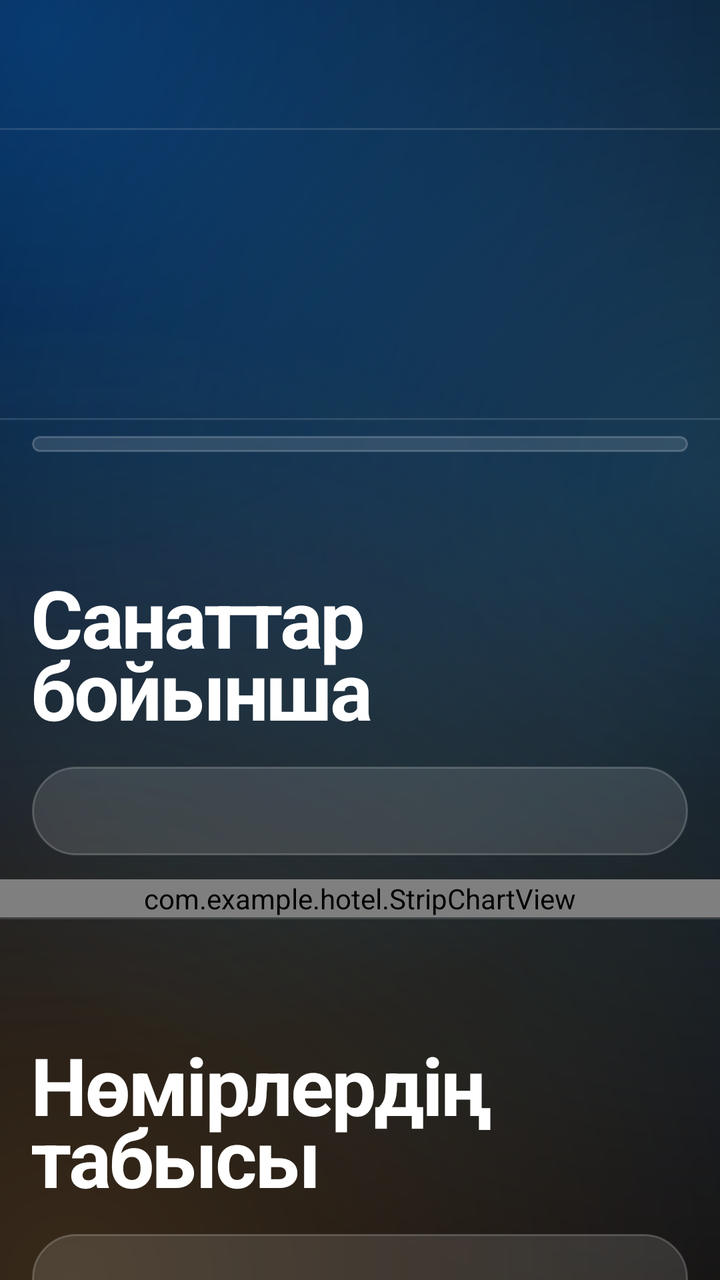
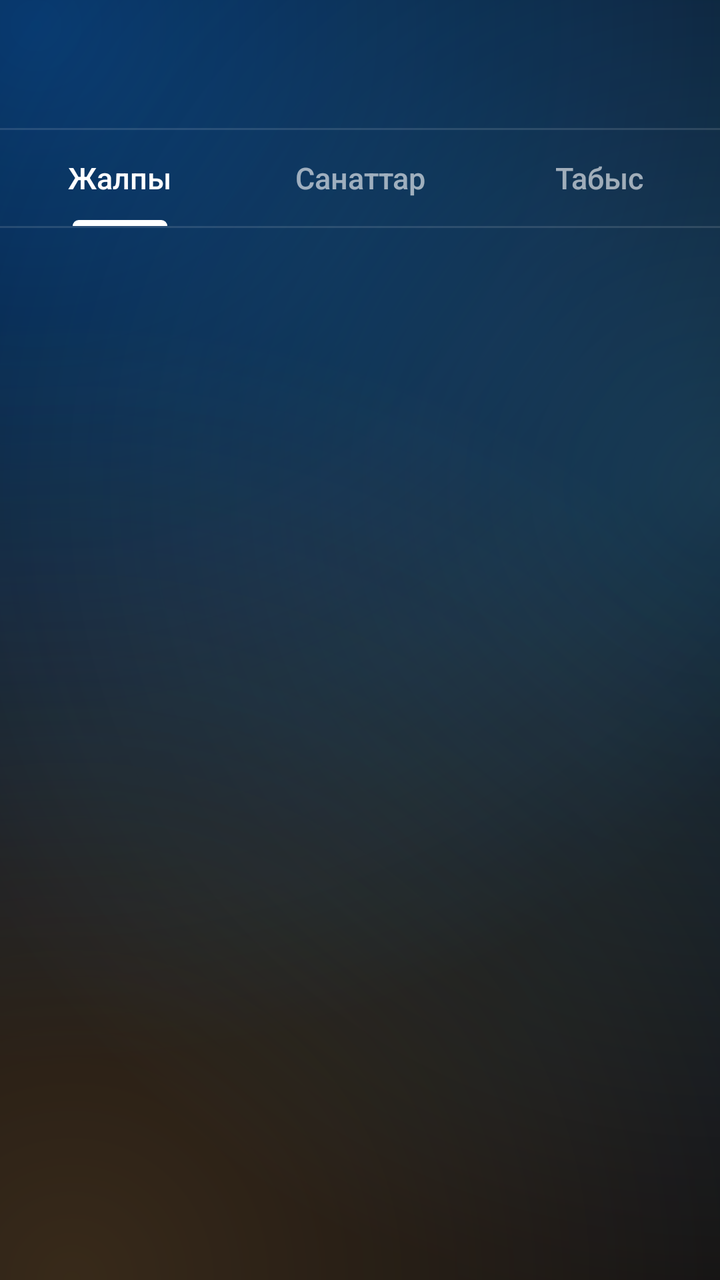

An Android layout rendered at two revisions. The XML below is the earlier revision; the diff shows what the commit changed to produce the second picture.
<!-- AndroidManifest.xml: application theme Theme.Hotel -->
<!-- res/layout/activity_stats.xml -->
<?xml version="1.0" encoding="utf-8"?>
<LinearLayout xmlns:android="http://schemas.android.com/apk/res/android"
    android:id="@+id/root"
    android:layout_width="match_parent"
    android:layout_height="match_parent"
    android:background="@drawable/bg_screen"
    android:orientation="vertical">

    <include layout="@layout/appbar" />

    <ScrollView
        android:layout_width="match_parent"
        android:layout_height="0dp"
        android:layout_weight="1"
        android:scrollbars="none">

        <LinearLayout
            android:layout_width="match_parent"
            android:layout_height="wrap_content"
            android:orientation="vertical"
            android:paddingBottom="40dp">

            
            <TextView
                android:id="@+id/kpiRevenue"
                style="@style/Text.Hotel.Display"
                android:textColor="@color/accent_2"
                android:layout_width="match_parent"
                android:layout_height="wrap_content"
                android:includeFontPadding="false"
                android:paddingStart="16dp"
                android:paddingTop="24dp"
                android:paddingEnd="16dp"
                android:textSize="60sp" />

            <TextView
                android:id="@+id/kpiSub"
                style="@style/Text.Hotel.Body"
                android:layout_width="match_parent"
                android:layout_height="wrap_content"
                android:paddingStart="16dp"
                android:paddingTop="6dp"
                android:paddingEnd="16dp"
                android:paddingBottom="22dp" />

            <View
                android:layout_width="match_parent"
                android:layout_height="1dp"
                android:background="@color/rule" />

            <LinearLayout
                android:id="@+id/containerFigures"
                android:layout_width="match_parent"
                android:layout_height="wrap_content"
                android:layout_marginStart="16dp"
                android:layout_marginTop="8dp"
                android:layout_marginEnd="16dp"
                android:background="@drawable/bg_stock"
                android:orientation="vertical"
                android:paddingTop="4dp"
                android:paddingBottom="4dp" />

            
            <TextView
                style="@style/Text.Hotel.Display"
                android:layout_width="match_parent"
                android:layout_height="wrap_content"
                android:paddingStart="16dp"
                android:paddingTop="56dp"
                android:paddingEnd="16dp"
                android:text="Санаттар бойынша"
                android:textSize="40sp" />

            <TextView
                android:id="@+id/sqlCategories"
                style="@style/Text.Hotel.Code"
                android:layout_width="match_parent"
                android:layout_height="wrap_content"
                android:layout_marginStart="16dp"
                android:layout_marginTop="12dp"
                android:layout_marginEnd="16dp"
                android:background="@drawable/bg_stock"
                android:lineSpacingExtra="3dp"
                android:padding="14dp" />

            <com.example.hotel.StripChartView
                android:id="@+id/stripCategories"
                android:layout_width="match_parent"
                android:layout_height="wrap_content"
                android:layout_marginTop="12dp" />

            <View
                android:layout_width="match_parent"
                android:layout_height="1dp"
                android:background="@color/rule" />

            <LinearLayout
                android:id="@+id/containerCategories"
                android:layout_width="match_parent"
                android:layout_height="wrap_content"
                android:orientation="vertical"
                android:paddingStart="16dp"
                android:paddingEnd="16dp" />

            
            <TextView
                style="@style/Text.Hotel.Display"
                android:layout_width="match_parent"
                android:layout_height="wrap_content"
                android:paddingStart="16dp"
                android:paddingTop="56dp"
                android:paddingEnd="16dp"
                android:text="Нөмірлердің табысы"
                android:textSize="40sp" />

            <TextView
                android:id="@+id/sqlRevenue"
                style="@style/Text.Hotel.Code"
                android:layout_width="match_parent"
                android:layout_height="wrap_content"
                android:layout_marginStart="16dp"
                android:layout_marginTop="12dp"
                android:layout_marginEnd="16dp"
                android:layout_marginBottom="16dp"
                android:background="@drawable/bg_stock"
                android:lineSpacingExtra="3dp"
                android:padding="14dp" />

            <View
                android:layout_width="match_parent"
                android:layout_height="1dp"
                android:background="@color/rule" />

            <LinearLayout
                android:id="@+id/containerRevenue"
                android:layout_width="match_parent"
                android:layout_height="wrap_content"
                android:orientation="vertical"
                android:paddingStart="16dp"
                android:paddingEnd="16dp" />

            <TextView
                style="@style/Text.Hotel.Caption"
                android:layout_width="match_parent"
                android:layout_height="wrap_content"
                android:paddingStart="16dp"
                android:paddingTop="20dp"
                android:paddingEnd="16dp"
                android:text="Көрсеткіштер экран ашылған сайын SQL сұраныстарымен қайта есептеледі." />
        </LinearLayout>
    </ScrollView>
</LinearLayout>
<!-- res/layout/appbar.xml (included above) -->
<?xml version="1.0" encoding="utf-8"?>
<LinearLayout xmlns:android="http://schemas.android.com/apk/res/android"
    xmlns:app="http://schemas.android.com/apk/res-auto"
    android:id="@+id/appbar"
    android:layout_width="match_parent"
    android:layout_height="wrap_content"
    android:background="@android:color/transparent"
    android:orientation="vertical">

    <androidx.appcompat.widget.Toolbar
        android:id="@+id/toolbar"
        android:layout_width="match_parent"
        android:layout_height="wrap_content"
        android:minHeight="?attr/actionBarSize"
        android:theme="@style/ThemeOverlay.Hotel.Toolbar"
        app:popupTheme="@style/ThemeOverlay.Hotel.Toolbar"
        app:subtitleTextColor="@color/muted"
        app:titleTextAppearance="@style/Text.Hotel.ToolbarTitle" />

    <View
        android:layout_width="match_parent"
        android:layout_height="1dp"
        android:background="@color/rule" />
</LinearLayout>
<!-- resources referenced by this layout -->
<resources>
  <color name="accent_2">#FF64D2FF</color>
  <color name="muted">#99FFFFFF</color>
  <color name="rule">#1FFFFFFF</color>
  <!-- drawable bg_stock (drawable) -->
  <?xml version="1.0" encoding="utf-8"?>
  <shape xmlns:android="http://schemas.android.com/apk/res/android" android:shape="rectangle">
      <solid android:color="@color/card" />
      <stroke android:width="1dp" android:color="@color/card_edge" />
      <corners android:radius="24dp" />
  </shape>
  <style name="Text.Hotel.Body" parent="TextAppearance.Material3.BodyMedium">
          <item name="android:textColor">@color/ink_2</item>
          <item name="android:textSize">16sp</item>
          <item name="android:lineSpacingMultiplier">1.15</item>
      </style>
  <style name="Text.Hotel.Caption" parent="TextAppearance.Material3.BodySmall">
          <item name="android:textColor">@color/muted</item>
          <item name="android:textSize">13sp</item>
      </style>
  <style name="Text.Hotel.Code" parent="TextAppearance.Material3.BodySmall">
          <item name="android:fontFamily">monospace</item>
          <item name="fontFamily">monospace</item>
          <item name="android:textColor">@color/ink_2</item>
          <item name="android:textSize">12sp</item>
      </style>
  <style name="Text.Hotel.Display" parent="TextAppearance.Material3.HeadlineMedium">
          <item name="android:fontFamily">sans-serif</item>
          <item name="fontFamily">sans-serif</item>
          <item name="android:textFontWeight">700</item>
          <item name="android:textStyle">bold</item>
          <item name="android:letterSpacing">-0.03</item>
          <item name="android:textColor">@color/ink</item>
      </style>
  <style name="Text.Hotel.ToolbarTitle" parent="TextAppearance.Material3.TitleLarge">
          <item name="android:fontFamily">sans-serif-medium</item>
          <item name="fontFamily">sans-serif-medium</item>
          <item name="android:textFontWeight">600</item>
          <item name="android:textColor">@color/ink</item>
          <item name="android:textSize">20sp</item>
      </style>
  <style name="ThemeOverlay.Hotel.Toolbar" parent="ThemeOverlay.Material3.Dark">
          <item name="colorControlNormal">@color/ink</item>
          <item name="android:textColorPrimary">@color/ink</item>
      </style>
  <color name="paper">#FF05070F</color>
  <color name="card">#1FFFFFFF</color>
  <color name="card_edge">#33FFFFFF</color>
  <color name="ink_2">#D1FFFFFF</color>
  <color name="ink">#FFFFFFFF</color>
  <color name="accent">#FF0A84FF</color>
  <color name="accent_ink">#FFFFFFFF</color>
  <color name="sheet">#FF1B2234</color>
  <color name="warn">#FFFF9A91</color>
  <style name="ThemeOverlay.Hotel.Dialog" parent="ThemeOverlay.Material3.MaterialAlertDialog">
          <item name="colorSurface">@color/sheet</item>
          <item name="shapeAppearanceOverlay">@style/ShapeAppearance.Hotel.Round</item>
          <item name="materialAlertDialogTitleTextStyle">@style/Text.Hotel.DialogTitle</item>
      </style>
  <style name="ThemeOverlay.Hotel.AlertDialog" parent="ThemeOverlay.Material3.Dialog.Alert">
          <item name="android:windowBackground">@drawable/bg_dialog</item>
          <item name="colorSurface">@color/sheet</item>
          <item name="buttonBarButtonStyle">@style/Widget.Material3.Button.TextButton.Dialog</item>
      </style>
  <style name="ShapeAppearance.Hotel.Round" parent="">
          <item name="cornerFamily">rounded</item>
          <item name="cornerSize">28dp</item>
      </style>
  <style name="Text.Hotel.DialogTitle" parent="MaterialAlertDialog.Material3.Title.Text">
          <item name="android:fontFamily">sans-serif</item>
          <item name="fontFamily">sans-serif</item>
          <item name="android:textFontWeight">700</item>
          <item name="android:textColor">@color/ink</item>
      </style>
  <!-- unchanged entries left out for length: 3 -->
</resources>

<!-- the commit's change to res/layout/activity_stats.xml (unified diff, before → after) -->
@@ -1,5 +1,6 @@
 <?xml version="1.0" encoding="utf-8"?>
 <LinearLayout xmlns:android="http://schemas.android.com/apk/res/android"
+    xmlns:app="http://schemas.android.com/apk/res-auto"
     android:id="@+id/root"
     android:layout_width="match_parent"
     android:layout_height="match_parent"
@@ -8,147 +9,41 @@
 
     <include layout="@layout/appbar" />
 
-    <ScrollView
+    
+    <com.google.android.material.tabs.TabLayout
+        android:id="@+id/tabStats"
+        style="@style/Widget.Hotel.Tabs"
+        android:layout_width="match_parent"
+        android:layout_height="wrap_content"
+        app:tabGravity="fill"
+        app:tabMode="fixed">
+
+        <com.google.android.material.tabs.TabItem
+            android:layout_width="wrap_content"
+            android:layout_height="wrap_content"
+            android:text="Жалпы" />
+
+        <com.google.android.material.tabs.TabItem
+            android:layout_width="wrap_content"
+            android:layout_height="wrap_content"
+            android:text="Санаттар" />
+
+        <com.google.android.material.tabs.TabItem
+            android:layout_width="wrap_content"
+            android:layout_height="wrap_content"
+            android:text="Табыс" />
+    </com.google.android.material.tabs.TabLayout>
+
+    <View
+        android:layout_width="match_parent"
+        android:layout_height="1dp"
+        android:background="@color/rule" />
+
+    <FrameLayout
+        android:id="@+id/statsContainer"
         android:layout_width="match_parent"
         android:layout_height="0dp"
-        android:layout_weight="1"
-        android:scrollbars="none">
-
-        <LinearLayout
-            android:layout_width="match_parent"
-            android:layout_height="wrap_content"
-            android:orientation="vertical"
-            android:paddingBottom="40dp">
-
-            
-            <TextView
-                android:id="@+id/kpiRevenue"
-                style="@style/Text.Hotel.Display"
-                android:textColor="@color/accent_2"
-                android:layout_width="match_parent"
-                android:layout_height="wrap_content"
-                android:includeFontPadding="false"
-                android:paddingStart="16dp"
-                android:paddingTop="24dp"
-                android:paddingEnd="16dp"
-                android:textSize="60sp" />
-
-            <TextView
-                android:id="@+id/kpiSub"
-                style="@style/Text.Hotel.Body"
-                android:layout_width="match_parent"
-                android:layout_height="wrap_content"
-                android:paddingStart="16dp"
-                android:paddingTop="6dp"
-                android:paddingEnd="16dp"
-                android:paddingBottom="22dp" />
-
-            <View
-                android:layout_width="match_parent"
-                android:layout_height="1dp"
-                android:background="@color/rule" />
-
-            <LinearLayout
-                android:id="@+id/containerFigures"
-                android:layout_width="match_parent"
-                android:layout_height="wrap_content"
-                android:layout_marginStart="16dp"
-                android:layout_marginTop="8dp"
-                android:layout_marginEnd="16dp"
-                android:background="@drawable/bg_stock"
-                android:orientation="vertical"
-                android:paddingTop="4dp"
-                android:paddingBottom="4dp" />
-
-            
-            <TextView
-                style="@style/Text.Hotel.Display"
-                android:layout_width="match_parent"
-                android:layout_height="wrap_content"
-                android:paddingStart="16dp"
-                android:paddingTop="56dp"
-                android:paddingEnd="16dp"
-                android:text="Санаттар бойынша"
-                android:textSize="40sp" />
-
-            <TextView
-                android:id="@+id/sqlCategories"
-                style="@style/Text.Hotel.Code"
-                android:layout_width="match_parent"
-                android:layout_height="wrap_content"
-                android:layout_marginStart="16dp"
-                android:layout_marginTop="12dp"
-                android:layout_marginEnd="16dp"
-                android:background="@drawable/bg_stock"
-                android:lineSpacingExtra="3dp"
-                android:padding="14dp" />
-
-            <com.example.hotel.StripChartView
-                android:id="@+id/stripCategories"
-                android:layout_width="match_parent"
-                android:layout_height="wrap_content"
-                android:layout_marginTop="12dp" />
-
-            <View
-                android:layout_width="match_parent"
-                android:layout_height="1dp"
-                android:background="@color/rule" />
-
-            <LinearLayout
-                android:id="@+id/containerCategories"
-                android:layout_width="match_parent"
-                android:layout_height="wrap_content"
-                android:orientation="vertical"
-                android:paddingStart="16dp"
-                android:paddingEnd="16dp" />
-
-            
-            <TextView
-                style="@style/Text.Hotel.Display"
-                android:layout_width="match_parent"
-                android:layout_height="wrap_content"
-                android:paddingStart="16dp"
-                android:paddingTop="56dp"
-                android:paddingEnd="16dp"
-                android:text="Нөмірлердің табысы"
-                android:textSize="40sp" />
-
-            <TextView
-                android:id="@+id/sqlRevenue"
-                style="@style/Text.Hotel.Code"
-                android:layout_width="match_parent"
-                android:layout_height="wrap_content"
-                android:layout_marginStart="16dp"
-                android:layout_marginTop="12dp"
-                android:layout_marginEnd="16dp"
-                android:layout_marginBottom="16dp"
-                android:background="@drawable/bg_stock"
-                android:lineSpacingExtra="3dp"
-                android:padding="14dp" />
-
-            <View
-                android:layout_width="match_parent"
-                android:layout_height="1dp"
-                android:background="@color/rule" />
-
-            <LinearLayout
-                android:id="@+id/containerRevenue"
-                android:layout_width="match_parent"
-                android:layout_height="wrap_content"
-                android:orientation="vertical"
-                android:paddingStart="16dp"
-                android:paddingEnd="16dp" />
-
-            <TextView
-                style="@style/Text.Hotel.Caption"
-                android:layout_width="match_parent"
-                android:layout_height="wrap_content"
-                android:paddingStart="16dp"
-                android:paddingTop="20dp"
-                android:paddingEnd="16dp"
-                android:text="Көрсеткіштер экран ашылған сайын SQL сұраныстарымен қайта есептеледі." />
-        </LinearLayout>
-    </ScrollView>
+        android:layout_weight="1" />
 </LinearLayout>
 <!-- res/layout/appbar.xml (included above) -->
 <?xml version="1.0" encoding="utf-8"?>
<!-- resource entries referenced after the edit -->
@@ -3,36 +3,6 @@
   <color name="accent_2">#FF64D2FF</color>
   <color name="muted">#99FFFFFF</color>
   <color name="rule">#1FFFFFFF</color>
-  <!-- drawable bg_stock (drawable) -->
-  <?xml version="1.0" encoding="utf-8"?>
-  <shape xmlns:android="http://schemas.android.com/apk/res/android" android:shape="rectangle">
-      <solid android:color="@color/card" />
-      <stroke android:width="1dp" android:color="@color/card_edge" />
-      <corners android:radius="24dp" />
-  </shape>
-  <style name="Text.Hotel.Body" parent="TextAppearance.Material3.BodyMedium">
-          <item name="android:textColor">@color/ink_2</item>
-          <item name="android:textSize">16sp</item>
-          <item name="android:lineSpacingMultiplier">1.15</item>
-      </style>
-  <style name="Text.Hotel.Caption" parent="TextAppearance.Material3.BodySmall">
-          <item name="android:textColor">@color/muted</item>
-          <item name="android:textSize">13sp</item>
-      </style>
-  <style name="Text.Hotel.Code" parent="TextAppearance.Material3.BodySmall">
-          <item name="android:fontFamily">monospace</item>
-          <item name="fontFamily">monospace</item>
-          <item name="android:textColor">@color/ink_2</item>
-          <item name="android:textSize">12sp</item>
-      </style>
-  <style name="Text.Hotel.Display" parent="TextAppearance.Material3.HeadlineMedium">
-          <item name="android:fontFamily">sans-serif</item>
-          <item name="fontFamily">sans-serif</item>
-          <item name="android:textFontWeight">700</item>
-          <item name="android:textStyle">bold</item>
-          <item name="android:letterSpacing">-0.03</item>
-          <item name="android:textColor">@color/ink</item>
-      </style>
   <style name="Text.Hotel.ToolbarTitle" parent="TextAppearance.Material3.TitleLarge">
           <item name="android:fontFamily">sans-serif-medium</item>
           <item name="fontFamily">sans-serif-medium</item>
@@ -44,11 +14,22 @@
           <item name="colorControlNormal">@color/ink</item>
           <item name="android:textColorPrimary">@color/ink</item>
       </style>
+  <style name="Widget.Hotel.Tabs" parent="Widget.Material3.TabLayout">
+          <item name="tabIndicatorColor">@color/ink</item>
+          <item name="tabIndicatorHeight">3dp</item>
+          <item name="tabTextColor">@color/tab_text</item>
+          <item name="tabRippleColor">@android:color/transparent</item>
+          <item name="tabTextAppearance">@style/Text.Hotel.Tab</item>
+          <item name="android:background">@android:color/transparent</item>
+      </style>
   <color name="paper">#FF05070F</color>
-  <color name="card">#1FFFFFFF</color>
   <color name="card_edge">#33FFFFFF</color>
-  <color name="ink_2">#D1FFFFFF</color>
   <color name="ink">#FFFFFFFF</color>
+  <style name="Text.Hotel.Tab" parent="TextAppearance.Material3.TitleSmall">
+          <item name="android:textSize">15sp</item>
+          <item name="textAllCaps">false</item>
+          <item name="android:letterSpacing">0</item>
+      </style>
   <color name="accent">#FF0A84FF</color>
   <color name="accent_ink">#FFFFFFFF</color>
   <color name="sheet">#FF1B2234</color>
